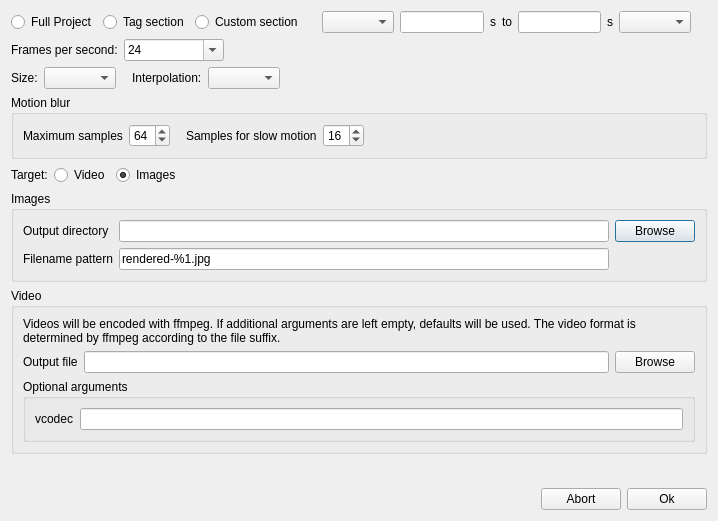
Above: slowmoVideo/slowmoUI/dialogues/renderingDialog.ui from slowmoVideo/slowmoVideo before the change. Below: the same form after it.
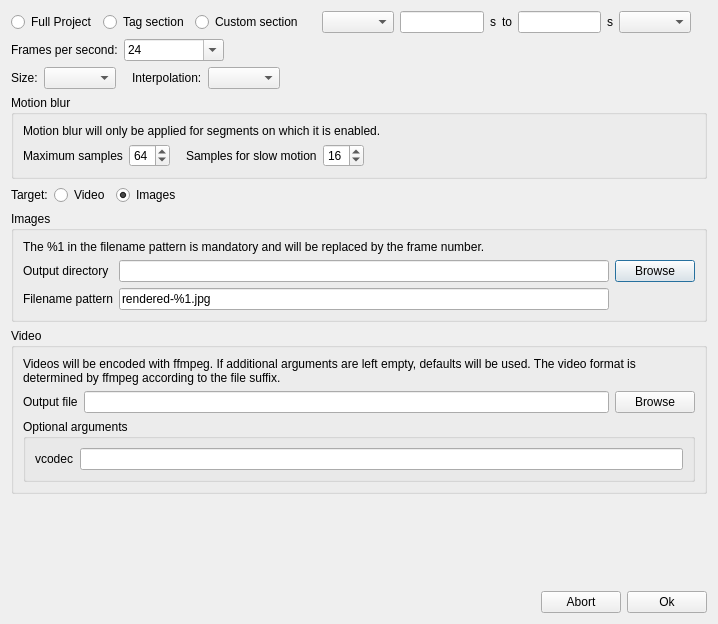
That is the form after the change.

Commit message: Slowmo: * Wait longer for the ffmpeg thread to response until it is decided to be missing * TODOs updated Slowmo UI: * Rendering preview added; Frame at the current curve position (given by the mouse's output position) can be previewed with Shift+Ctrl+R. Threaded, does not block the UI. * Image display class added, used for the rendering preview and the input monitor. Images are now scaled by default and can be exported to a file via right-click. * Status bar now working and sometimes displaying useful information.

Diff of the .ui file:
```diff
--- a/slowmoVideo/slowmoUI/dialogues/renderingDialog.ui
+++ b/slowmoVideo/slowmoUI/dialogues/renderingDialog.ui
@@ -7,7 +7,7 @@
     <x>0</x>
     <y>0</y>
     <width>718</width>
-    <height>509</height>
+    <height>624</height>
    </rect>
   </property>
   <property name="windowTitle">
@@ -290,6 +290,16 @@
       <string>Motion blur</string>
      </property>
      <layout class="QVBoxLayout" name="verticalLayout_5">
+      <item>
+       <widget class="QLabel" name="label_9">
+        <property name="text">
+         <string>Motion blur will only be applied for segments on which it is enabled.</string>
+        </property>
+        <property name="wordWrap">
+         <bool>true</bool>
+        </property>
+       </widget>
+      </item>
       <item>
        <layout class="QHBoxLayout" name="horizontalLayout_2">
         <item>
@@ -410,6 +420,13 @@
       <string>Images</string>
      </property>
      <layout class="QVBoxLayout" name="verticalLayout">
+      <item>
+       <widget class="QLabel" name="label_10">
+        <property name="text">
+         <string>The %1 in the filename pattern is mandatory and will be replaced by the frame number.</string>
+        </property>
+       </widget>
+      </item>
       <item>
        <layout class="QGridLayout" name="gridLayout">
         <item row="0" column="0">
```
The commit also changes 20 other files.
